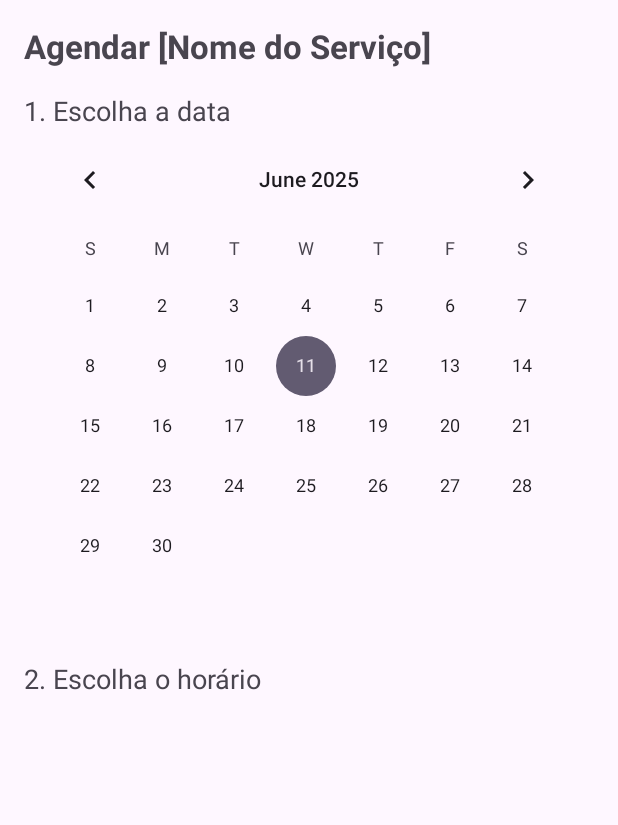
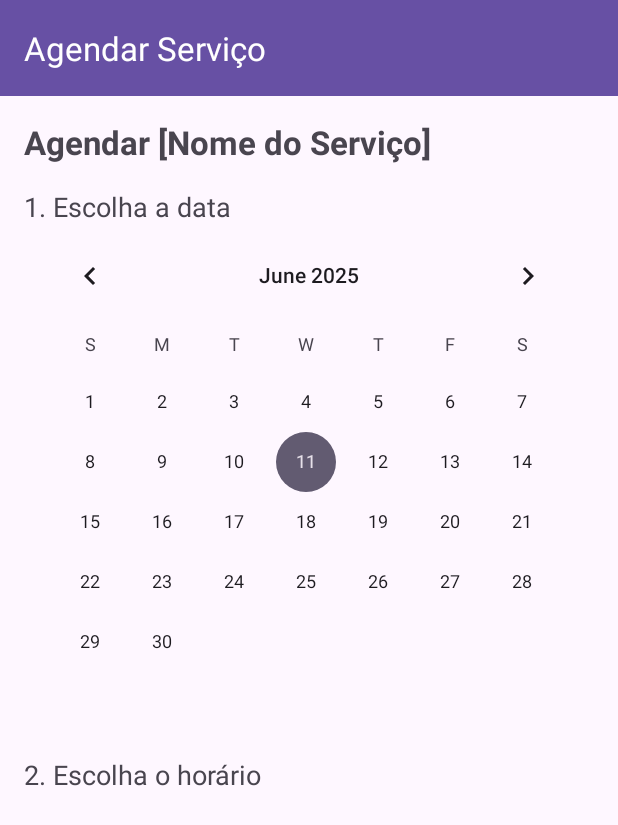
Before and after one commit to GabrielFreire05/BarberShop, an Android app: the layout activity_agendamento.xml on its own in the app's theme, with its tools: preview values and no code run, on a phone screen of 412 x 824 dp. Shown: the top 825 px of the screen. Run offline under Robolectric (Android 15) with nearby library versions, the phone set to English and light mode, and no system bars.

Commit message:
alteração de telas, logout está funcional, e agendamentos e cancelamentos prontos

```diff
--- a/BarberApp/app/src/main/java/com/example/barberapp/model/AgendamentoActivity.kt
+++ b/BarberApp/app/src/main/java/com/example/barberapp/model/AgendamentoActivity.kt
@@ -37,13 +37,18 @@ class AgendamentoActivity : AppCompatActivity() {
 
         db = FirebaseFirestore.getInstance()
         auth = FirebaseAuth.getInstance()
+        setSupportActionBar(binding.toolbarAgendamento)
+
+        supportActionBar?.setDisplayHomeAsUpEnabled(true)
 
         servicoId = intent.getStringExtra(EXTRA_SERVICO_ID)
         servicoNome = intent.getStringExtra(EXTRA_SERVICO_NOME)
         binding.tvNomeServicoAgendamento.text = "Agendar: $servicoNome"
 
         binding.rvHorarios.layoutManager = GridLayoutManager(this, 3)
+        setSupportActionBar(binding.toolbarAgendamento)
 
+        supportActionBar?.setDisplayHomeAsUpEnabled(true)
         val sdf = SimpleDateFormat("dd-MM-yyyy", Locale.getDefault())
         dataSelecionada = sdf.format(Date())
 
--- a/BarberApp/app/src/main/java/com/example/barberapp/model/MeusAgendamentosActivity.kt
+++ b/BarberApp/app/src/main/java/com/example/barberapp/model/MeusAgendamentosActivity.kt
@@ -21,12 +21,16 @@ class MeusAgendamentosActivity : AppCompatActivity() {
         binding = ActivityMeusAgendamentosBinding.inflate(layoutInflater)
         setContentView(binding.root)
 
+
+        setSupportActionBar(binding.toolbarMeusAgendamentos)
+
         supportActionBar?.setDisplayHomeAsUpEnabled(true)
         db = FirebaseFirestore.getInstance()
         auth = FirebaseAuth.getInstance()
 
         binding.rvMeusAgendamentos.layoutManager = LinearLayoutManager(this)
         carregarMeusAgendamentos()
+
     }
     override fun onSupportNavigateUp(): Boolean {
         onBackPressedDispatcher.onBackPressed()
--- a/BarberApp/app/src/main/java/com/example/barberapp/model/ServicosActivity.kt
+++ b/BarberApp/app/src/main/java/com/example/barberapp/model/ServicosActivity.kt
@@ -26,7 +26,10 @@ class ServicosActivity : AppCompatActivity() {
 
         db = FirebaseFirestore.getInstance()
         auth = FirebaseAuth.getInstance()
+
         setSupportActionBar(binding.toolbarServicos)
+        supportActionBar?.title = "Nossos Serviços"
+
         binding.rvServicos.layoutManager = LinearLayoutManager(this)
         fetchServicos()
     }
--- a/BarberApp/app/src/main/res/layout/activity_agendamento.xml
+++ b/BarberApp/app/src/main/res/layout/activity_agendamento.xml
@@ -1,5 +1,19 @@
 <?xml version="1.0" encoding="utf-8"?>
 <LinearLayout xmlns:android="http://schemas.android.com/apk/res/android"
+    xmlns:app="http://schemas.android.com/apk/res-auto"
+    android:layout_width="match_parent"
+    android:layout_height="match_parent"
+    android:orientation="vertical">
+
+    <androidx.appcompat.widget.Toolbar
+        android:id="@+id/toolbar_agendamento"
+        android:layout_width="match_parent"
+        android:layout_height="?attr/actionBarSize"
+        android:background="?attr/colorPrimary"
+        app:title="Agendar Serviço"
+        app:titleTextColor="@color/white" />
+
+    <LinearLayout
         android:layout_width="match_parent"
         android:layout_height="match_parent"
         android:orientation="vertical"
@@ -37,5 +51,6 @@
             android:layout_width="match_parent"
             android:layout_height="match_parent"
             android:layout_marginTop="8dp"/>
+    </LinearLayout>
 
 </LinearLayout>
```
Also changed, not shown: BarberApp/app/src/main/res/layout/activity_meus_agendamentos.xml (+12 -3 lines), BarberApp/app/src/main/res/layout/activity_register.xml (+5 -5 lines), BarberApp/app/src/main/res/layout/activity_servicos.xml (+13 -18 lines), BarberApp/app/src/main/res/values/strings.xml (+8 -0 lines). Lines whose indentation alone changed are shown as unchanged.
